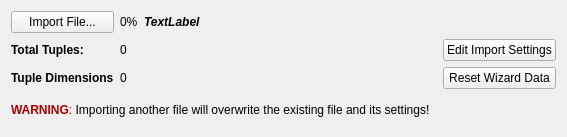
First picture: the form in Source/SVWidgetsLib/FilterParameterWidgets/UI_Files/ReadASCIIDataWidget.ui, repository BlueQuartzSoftware/SIMPL, before the edit.
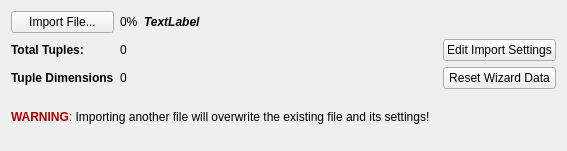
Second picture: the form after the edit.

The edit to the form file:
```diff
--- a/Source/SVWidgetsLib/FilterParameterWidgets/UI_Files/ReadASCIIDataWidget.ui
+++ b/Source/SVWidgetsLib/FilterParameterWidgets/UI_Files/ReadASCIIDataWidget.ui
@@ -7,7 +7,7 @@
     <x>0</x>
     <y>0</y>
     <width>567</width>
-    <height>137</height>
+    <height>151</height>
    </rect>
   </property>
   <property name="windowTitle">
```
Left out of the diff: 31 changed lines with no effect on the pictures.
